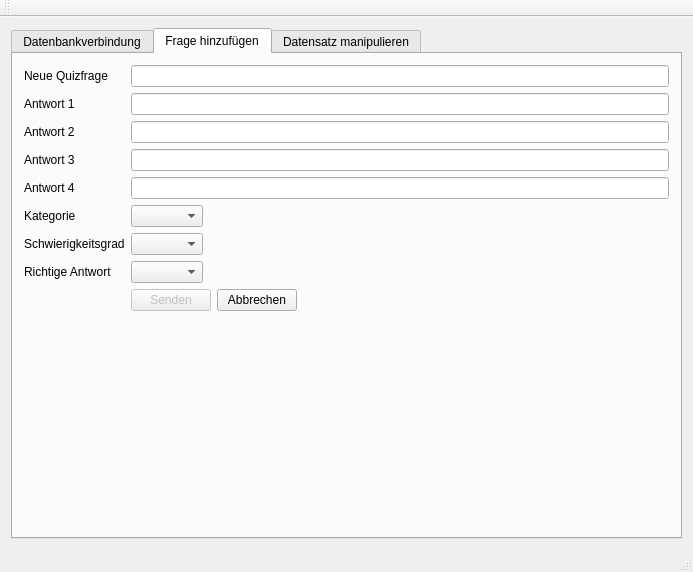
Before: the Qt Designer form CPP_GUI/Q2_Admin/mainwindow.ui in enohl/Q2_QuickQuizzer, drawn with Qt 5.
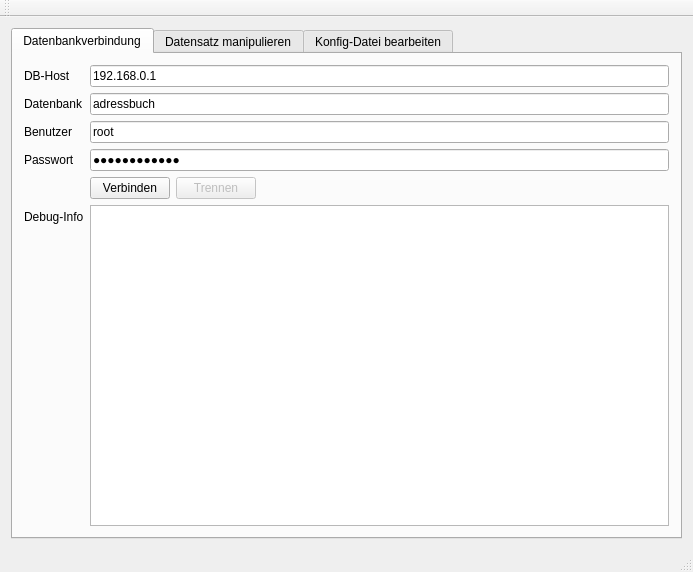
After: the same form once the commit is applied. The open tabs and pages were chosen to show the change.

Commit message: Tabs geaendert.

```diff
--- a/CPP_GUI/Q2_Admin/mainwindow.ui
+++ b/CPP_GUI/Q2_Admin/mainwindow.ui
@@ -133,135 +133,7 @@
         </item>
        </layout>
       </widget>
-      <widget class="QWidget" name="tab_2">
-       <attribute name="title">
-        <string>Frage hinzufügen</string>
-       </attribute>
-       <layout class="QHBoxLayout" name="horizontalLayout_5">
-        <item>
-         <layout class="QFormLayout" name="formLayout2">
-          <property name="fieldGrowthPolicy">
-           <enum>QFormLayout::ExpandingFieldsGrow</enum>
-          </property>
-          <property name="verticalSpacing">
-           <number>6</number>
-          </property>
-          <item row="0" column="0">
-           <widget class="QLabel" name="lbl_question">
-            <property name="text">
-             <string>Neue Quizfrage</string>
-            </property>
-           </widget>
-          </item>
-          <item row="0" column="1">
-           <widget class="QLineEdit" name="txt_question"/>
-          </item>
-          <item row="1" column="0">
-           <widget class="QLabel" name="lbl_answer1">
-            <property name="text">
-             <string>Antwort 1</string>
-            </property>
-           </widget>
-          </item>
-          <item row="1" column="1">
-           <widget class="QLineEdit" name="txt_answer1"/>
-          </item>
-          <item row="2" column="0">
-           <widget class="QLabel" name="lbl_answer2">
-            <property name="text">
-             <string>Antwort 2</string>
-            </property>
-           </widget>
-          </item>
-          <item row="2" column="1">
-           <widget class="QLineEdit" name="txt_answer2"/>
-          </item>
-          <item row="3" column="0">
-           <widget class="QLabel" name="lbl_answer3">
-            <property name="text">
-             <string>Antwort 3</string>
-            </property>
-           </widget>
-          </item>
-          <item row="3" column="1">
-           <widget class="QLineEdit" name="txt_answer3"/>
-          </item>
-          <item row="4" column="0">
-           <widget class="QLabel" name="lbl_answer4">
-            <property name="text">
-             <string>Antwort 4</string>
-            </property>
-           </widget>
-          </item>
-          <item row="4" column="1">
-           <widget class="QLineEdit" name="txt_answer4"/>
-          </item>
-          <item row="5" column="0">
-           <widget class="QLabel" name="lbl_category">
-            <property name="text">
-             <string>Kategorie</string>
-            </property>
-           </widget>
-          </item>
-          <item row="6" column="0">
-           <widget class="QLabel" name="lbl_difficulty">
-            <property name="text">
-             <string>Schwierigkeitsgrad</string>
-            </property>
-           </widget>
-          </item>
-          <item row="6" column="1">
-           <widget class="QComboBox" name="cmb_difficulty"/>
-          </item>
-          <item row="7" column="0">
-           <widget class="QLabel" name="lbl_correctAnswerIndex">
-            <property name="text">
-             <string>Richtige Antwort</string>
-            </property>
-           </widget>
-          </item>
-          <item row="7" column="1">
-           <widget class="QComboBox" name="cmb_correctAnswerIndex"/>
-          </item>
-          <item row="8" column="1">
-           <layout class="QHBoxLayout" name="horizontalLayout_10">
-            <item>
-             <widget class="QPushButton" name="btn_sendQuestion">
-              <property name="enabled">
-               <bool>false</bool>
-              </property>
-              <property name="text">
-               <string>Senden</string>
-              </property>
-             </widget>
-            </item>
-            <item>
-             <widget class="QPushButton" name="btn_abortQuestion">
-              <property name="text">
-               <string>Abbrechen</string>
-              </property>
-             </widget>
-            </item>
-           </layout>
-          </item>
-          <item row="5" column="1">
-           <widget class="QComboBox" name="cmb_category">
-            <property name="sizePolicy">
-             <sizepolicy hsizetype="Preferred" vsizetype="Fixed">
-              <horstretch>0</horstretch>
-              <verstretch>0</verstretch>
-             </sizepolicy>
-            </property>
-            <property name="insertPolicy">
-             <enum>QComboBox::InsertAlphabetically</enum>
-            </property>
-           </widget>
-          </item>
-         </layout>
-        </item>
-       </layout>
-      </widget>
-      <widget class="QWidget" name="tab_3">
+      <widget class="QWidget" name="tab2">
        <attribute name="title">
         <string>Datensatz manipulieren</string>
        </attribute>
@@ -316,6 +188,20 @@
         </item>
        </layout>
       </widget>
+      <widget class="QWidget" name="tab3">
+       <attribute name="title">
+        <string>Konfig-Datei bearbeiten</string>
+       </attribute>
+       <layout class="QHBoxLayout" name="horizontalLayout_3">
+        <item>
+         <layout class="QFormLayout" name="formLayout_3">
+          <property name="fieldGrowthPolicy">
+           <enum>QFormLayout::AllNonFixedFieldsGrow</enum>
+          </property>
+         </layout>
+        </item>
+       </layout>
+      </widget>
      </widget>
     </item>
    </layout>
```
Left out of the diff: 4 changed lines with no effect on the pictures. The commit also changes 4 other files.
